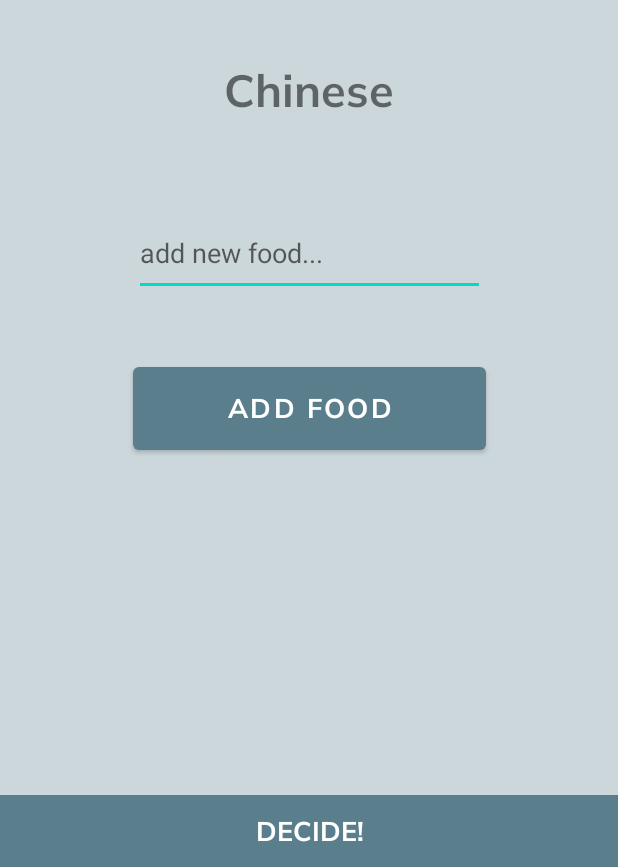
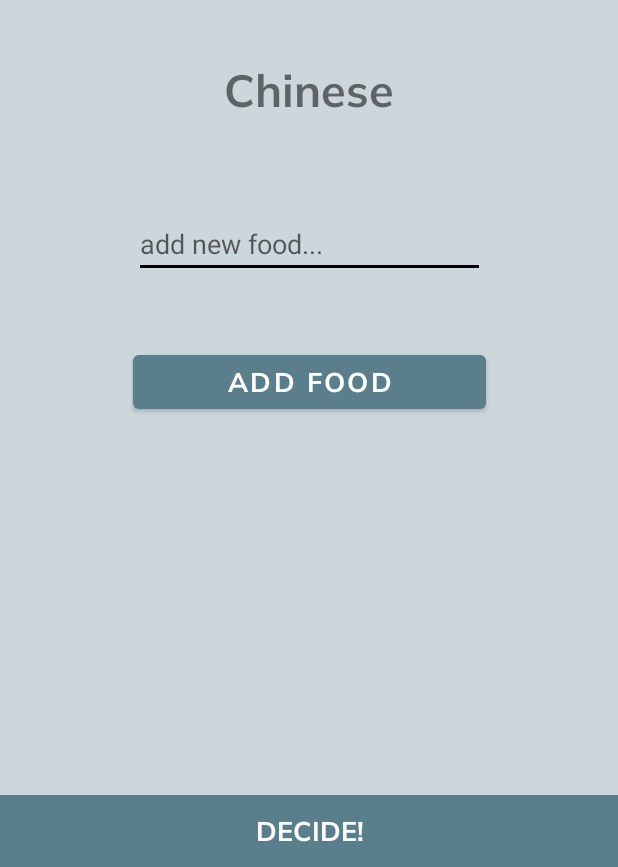
Before and after one commit to Yoginee47/DinnerDecider, an Android app: the screen it shows after launch (MainActivity), on a phone screen of 412 x 824 dp, the part 369-1236 px from its top. Run offline under Robolectric (Android 15) with nearby library versions, the phone set to English and light mode, and no system bars.

```diff
--- a/app/build.gradle
+++ b/app/build.gradle
@@ -1,6 +1,7 @@
 plugins {
     id 'com.android.application'
     id 'kotlin-android'
+    id 'kotlin-android-extensions'
 }
 
 android {
--- a/app/src/main/java/com/example/dinnerdecider/MainActivity.kt
+++ b/app/src/main/java/com/example/dinnerdecider/MainActivity.kt
@@ -2,10 +2,29 @@ package com.example.dinnerdecider
 
 import androidx.appcompat.app.AppCompatActivity
 import android.os.Bundle
+import kotlinx.android.synthetic.main.activity_main.*
+import java.util.*
 
 class MainActivity : AppCompatActivity() {
+    val foodList = arrayListOf("Chinese", "Burger", "McDonalds", "Hamburger", "Pizza", "Barros Pizza")
+
     override fun onCreate(savedInstanceState: Bundle?) {
         super.onCreate(savedInstanceState)
         setContentView(R.layout.activity_main)
+
+        decideBtn.setOnClickListener {
+            val random = Random()
+            println(foodList.count())
+            val randomFood = random.nextInt(foodList.count())
+            selectedFoodTxt.text = foodList[randomFood]
+        }
+
+        addFoodBtn.setOnClickListener {
+            val addedFoodText = addFoodEditText.text.toString()
+            if (!addedFoodText.isEmpty()) foodList.add(addedFoodText)
+            addFoodEditText.text.clear()
+
+        }
+
     }
 }
--- a/app/src/main/res/layout/activity_main.xml
+++ b/app/src/main/res/layout/activity_main.xml
@@ -36,7 +36,7 @@
         app:srcCompat="@drawable/dd_logo" />
 
     <Button
-        android:id="@+id/button2"
+        android:id="@+id/decideBtn"
         style="@style/Widget.AppCompat.Button.Borderless"
         android:layout_width="0dp"
         android:layout_height="wrap_content"
@@ -49,13 +49,13 @@
         app:layout_constraintEnd_toEndOf="parent"
         app:layout_constraintHorizontal_bias="0.0"
         app:layout_constraintStart_toStartOf="parent"
-        app:layout_constraintTop_toBottomOf="@+id/button3"
+        app:layout_constraintTop_toBottomOf="@+id/addFoodBtn"
         app:layout_constraintVertical_bias="1.0" />
 
     <EditText
-        android:id="@+id/editTextTextPersonName"
+        android:id="@+id/addFoodEditText"
         android:layout_width="234dp"
-        android:layout_height="57dp"
+        android:layout_height="wrap_content"
         android:layout_marginTop="60dp"
         android:ems="10"
         android:hint="add new food..."
@@ -65,9 +65,9 @@
         app:layout_constraintTop_toBottomOf="@+id/selectedFoodTxt" />
 
     <Button
-        android:id="@+id/button3"
+        android:id="@+id/addFoodBtn"
         android:layout_width="235dp"
-        android:layout_height="67dp"
+        android:layout_height="wrap_content"
         android:fontFamily="@font/muli_bold"
         android:text="ADD FOOD"
         android:textColor="@color/white"
@@ -76,7 +76,7 @@
         app:layout_constraintEnd_toEndOf="parent"
         app:layout_constraintHorizontal_bias="0.5"
         app:layout_constraintStart_toStartOf="parent"
-        app:layout_constraintTop_toBottomOf="@+id/editTextTextPersonName"
+        app:layout_constraintTop_toBottomOf="@+id/addFoodEditText"
         app:layout_constraintVertical_bias="0.132" />
 
 </androidx.constraintlayout.widget.ConstraintLayout>
--- a/app/src/main/res/values-night/themes.xml
+++ b/app/src/main/res/values-night/themes.xml
@@ -6,8 +6,8 @@
         <item name="colorPrimaryVariant">@color/purple_500</item>
         <item name="colorOnPrimary">@color/purple_500</item>
         <!-- Secondary brand color. -->
-        <item name="colorSecondary">@color/white</item>
-        <item name="colorSecondaryVariant">@color/white</item>
+        <item name="colorSecondary">@color/black</item>
+        <item name="colorSecondaryVariant">@color/black</item>
         <item name="colorOnSecondary">@color/purple_500</item>
         <!-- Status bar color. -->
         <item name="android:statusBarColor" tools:targetApi="l">?attr/colorPrimaryVariant</item>
--- a/app/src/main/res/values/themes.xml
+++ b/app/src/main/res/values/themes.xml
@@ -6,8 +6,8 @@
         <item name="colorPrimaryVariant">@color/purple_700</item>
         <item name="colorOnPrimary">@color/black</item>
         <!-- Secondary brand color. -->
-        <item name="colorSecondary">@color/teal_200</item>
-        <item name="colorSecondaryVariant">@color/teal_700</item>
+        <item name="colorSecondary">@color/black</item>
+        <item name="colorSecondaryVariant">@color/black</item>
         <item name="colorOnSecondary">@color/purple_500</item>
         <!-- Status bar color. -->
         <item name="android:statusBarColor" tools:targetApi="l">?attr/colorPrimaryVariant</item>
```
